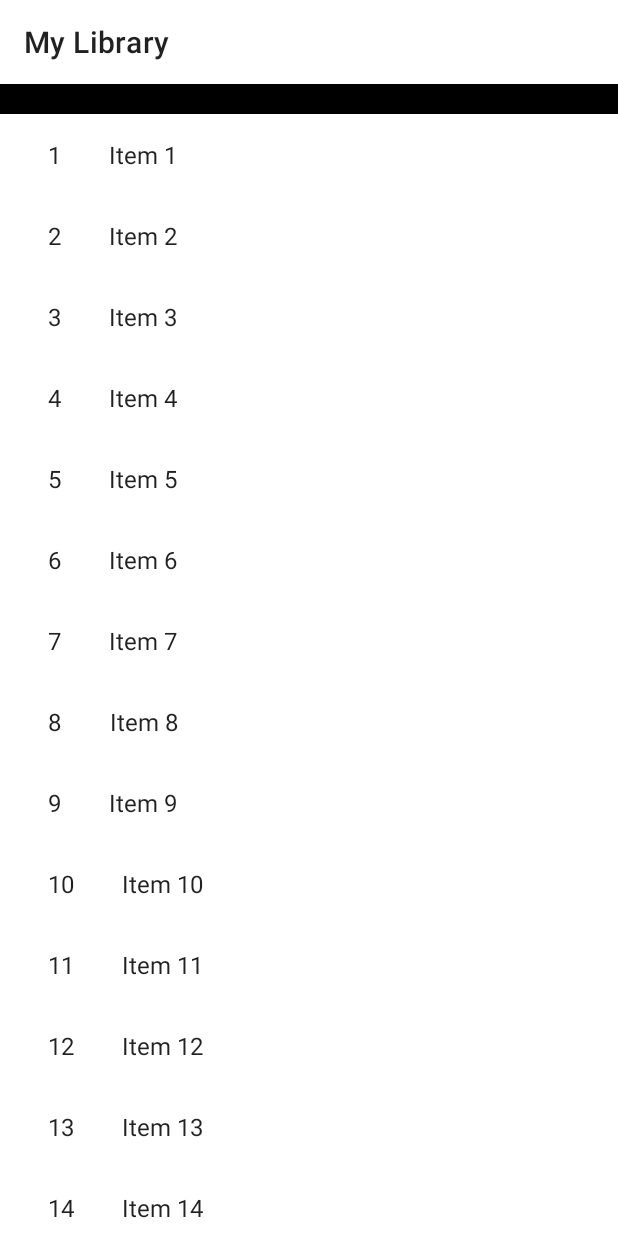
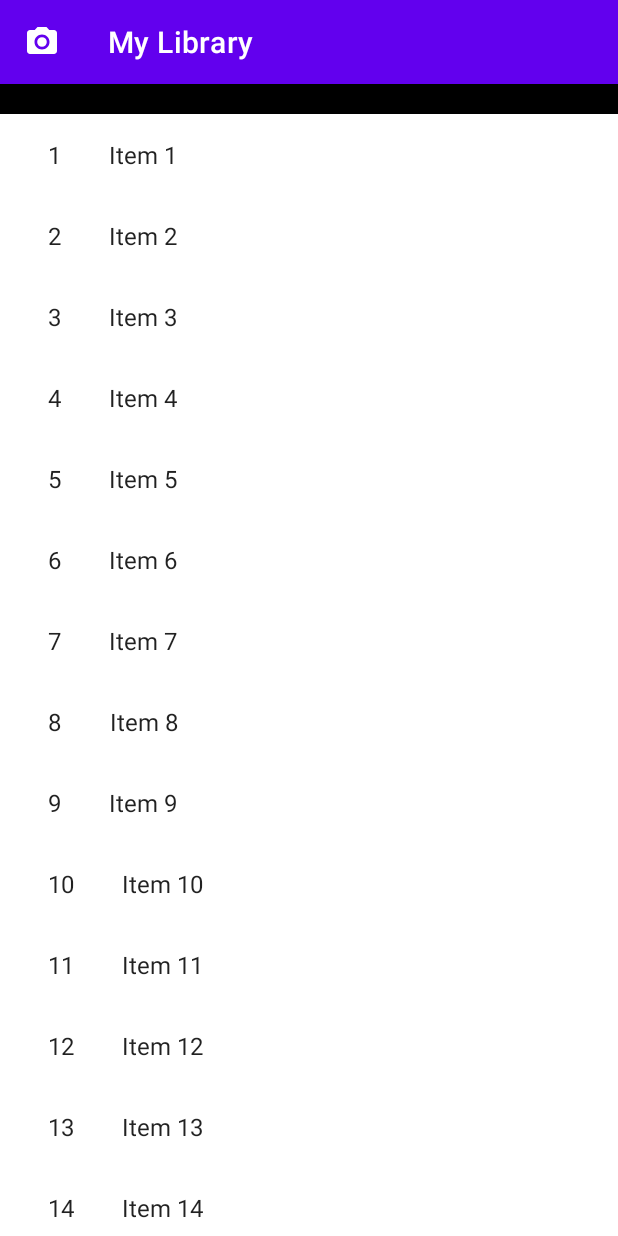
Before and after one commit to Xiaojiu666/Knowledge, an Android app: the screen it shows after launch (TaskActivity), on a phone screen of 412 x 824 dp. Run offline under Robolectric (Android 15) with nearby library versions, the phone set to English and light mode, and no system bars; our stand-ins replace data binding; libraries missing offline, so code that uses them is left out: com.alibaba.android; 8 statements that could not run were skipped.

Commit message:
[Theme] 简单完成切换主题功能

```diff
--- a/module_task/src/main/res/layout/fragment_task_home.xml
+++ b/module_task/src/main/res/layout/fragment_task_home.xml
@@ -4,6 +4,7 @@
     xmlns:tools="http://schemas.android.com/tools">
 
     <androidx.constraintlayout.widget.ConstraintLayout
+        style="?attr/catalogToolbarStyle"
         android:layout_width="match_parent"
         android:layout_height="match_parent">
 
@@ -12,6 +13,7 @@
             android:id="@+id/baseToolbar"
             android:layout_width="match_parent"
             android:layout_height="wrap_content"
+            android:background="?attr/colorPrimary"
             app:layout_constraintEnd_toEndOf="parent"
             app:layout_constraintStart_toStartOf="parent"
             app:layout_constraintTop_toTopOf="parent" />
--- a/module_task/src/main/res/values/colors.xml
+++ b/module_task/src/main/res/values/colors.xml
@@ -1,4 +1,10 @@
 <resources>
+
+    <color name="colorPrimary">#03DAC5</color>
+    <color name="colorPrimaryDark">#3700B3</color>
+    <color name="colorAccent">#03DAC5</color>
+
+
     <color name="light_blue_600">#FF039BE5</color>
     <color name="light_blue_900">#FF01579B</color>
     <color name="light_blue_A200">#FF40C4FF</color>
--- a/module_task/src/main/res/values/styles.xml
+++ b/module_task/src/main/res/values/styles.xml
@@ -10,4 +10,8 @@
         <!-- Toolbar should always be within an AppBarLayout which provides the background. -->
         <item name="android:background">@null</item>
     </style>
+    <style name="Widget.Catalog.Toolbar.WithCloseButton" parent="Widget.Catalog.Toolbar">
+        <item name="navigationContentDescription">@string/menu_home</item>
+        <item name="navigationIcon">@drawable/ic_menu_camera</item>
+    </style>
 </resources>
--- a/module_task/src/main/res/values/themes.xml
+++ b/module_task/src/main/res/values/themes.xml
@@ -7,7 +7,7 @@
 
     <style name="Theme.Catalog" parent="Theme.MaterialComponents.DayNight.NoActionBar">
         <item name="catalogToolbarStyle">@style/Widget.Catalog.Toolbar</item>
-<!--        <item name="catalogToolbarWithCloseButtonStyle">@style/Widget.Catalog.Toolbar.WithCloseButton</item>-->
+        <item name="catalogToolbarWithCloseButtonStyle">@style/Widget.Catalog.Toolbar.WithCloseButton</item>
         <item name="textInputSignInStyle">@style/Widget.MaterialComponents.TextInputLayout.OutlinedBox</item>
 <!--        <item name="bottomSheetDialogTheme">@style/ThemeOverlay.Catalog.BottomSheetDialog</item>-->
         <item name="windowActionModeOverlay">true</item>
```
